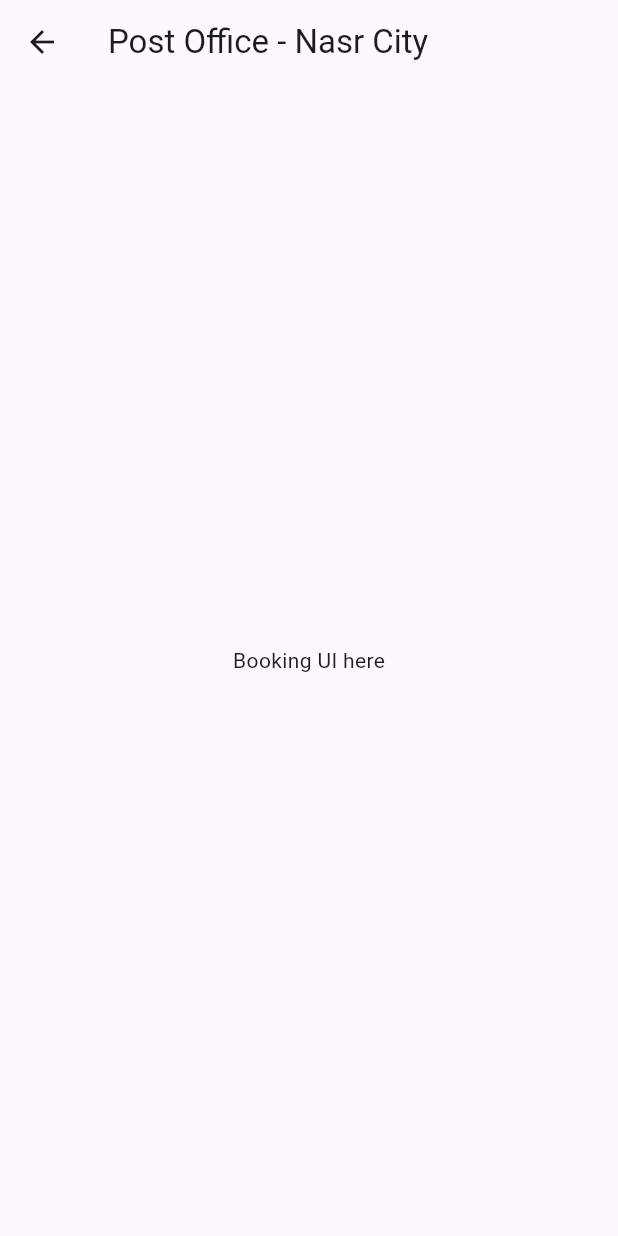
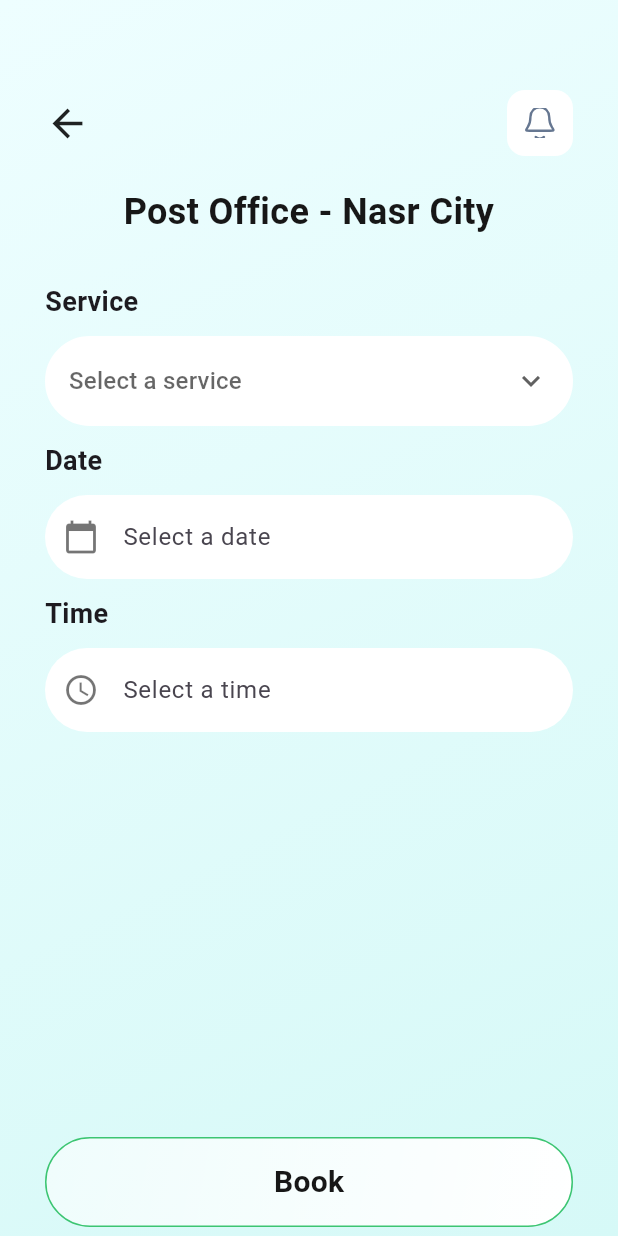
Before and after one commit to Yousef-Ashraf01/smart_queue, a Flutter app: the BranchBookingScreen screen opened directly with sample values from the repository, on a phone screen of 412 x 824 dp. Run offline on Flutter 3.47's test engine with Material 3 defaults, Android fonts, the phone set to English and light mode, and no system bars; our stand-ins replace another_flushbar, flutter_map, flutter_svg, geolocator, latlong2.

Commit message:
Complete Branch Booking Screen UI - Add SnackBar in Core for using throughout the application

```diff
--- /dev/null
+++ b/lib/core/widgets/app_top_bar.dart
@@ -0,0 +1,14 @@
+import 'package:flutter/material.dart';
+import 'package:smart_queue/core/widgets/notification_widget.dart';
+
+class AppTopBar extends StatelessWidget {
+  const AppTopBar({super.key});
+
+  @override
+  Widget build(BuildContext context) {
+    return Row(
+      mainAxisAlignment: MainAxisAlignment.spaceBetween,
+      children: const [Icon(Icons.arrow_back, size: 30), NotificationWidget()],
+    );
+  }
+}
--- /dev/null
+++ b/lib/features/branch_booking/presentation/view/branch_booking_screen.dart
@@ -0,0 +1,174 @@
+import 'package:flutter/material.dart';
+import 'package:intl/intl.dart';
+import 'package:smart_queue/core/styling/app_styles.dart';
+import 'package:smart_queue/core/utils/snackbar_helper.dart';
+import 'package:smart_queue/core/widgets/app_top_bar.dart';
+import 'package:smart_queue/features/branch_booking/presentation/view/widgets/booking_section.dart';
+import 'package:smart_queue/features/branch_booking/presentation/view/widgets/custom_drop_down.dart';
+import 'package:smart_queue/features/branch_booking/presentation/view/widgets/custom_picker_field.dart';
+import 'package:smart_queue/features/branch_booking/presentation/view/widgets/gradient_button.dart';
+import 'package:smart_queue/features/main/main_screen.dart';
+import 'package:smart_queue/features/map/data/models/government_branch.dart';
+
+class BranchBookingScreen extends StatefulWidget {
+  final GovernmentBranch branch;
+
+  const BranchBookingScreen({super.key, required this.branch});
+
+  @override
+  State<BranchBookingScreen> createState() => _BranchBookingScreenState();
+}
+
+class _BranchBookingScreenState extends State<BranchBookingScreen> {
+  String? selectedService;
+  DateTime? selectedDate;
+  TimeOfDay? selectedTime;
+
+  final List<String> services = [
+    "Passport",
+    "Driving License",
+    "Postal Service",
+  ];
+
+  @override
+  Widget build(BuildContext context) {
+    return Scaffold(
+      body: Stack(
+        children: [
+          Container(
+            width: double.infinity,
+            decoration: const BoxDecoration(
+              gradient: LinearGradient(
+                begin: Alignment.topLeft,
+                end: Alignment.bottomRight,
+                colors: [Color(0xffEEFEFF), Color(0xffD6F9F7)],
+              ),
+            ),
+          ),
+          SingleChildScrollView(
+            padding: const EdgeInsets.symmetric(vertical: 60, horizontal: 30),
+            child: Column(
+              crossAxisAlignment: CrossAxisAlignment.stretch,
+              children: [
+                AppTopBar(),
+                const SizedBox(height: 20),
+                Text(
+                  widget.branch.name,
+                  style: AppStyle.bold24black,
+                  textAlign: TextAlign.center,
+                ),
+                const SizedBox(height: 30),
+                BookingSection(
+                  title: "Service",
+                  child: CustomDropdown(
+                    hint: "Select a service",
+                    value: selectedService,
+                    items: services,
+                    onChanged: (v) => setState(() => selectedService = v),
+                  ),
+                ),
+                BookingSection(
+                  title: "Date",
+                  child: CustomPickerField(
+                    hint: "Select a date",
+                    icon: Icons.calendar_today,
+                    valueText:
+                        selectedDate != null
+                            ? DateFormat('yyyy-MM-dd').format(selectedDate!)
+                            : null,
+                    onTap: () async {
+                      final pickedDate = await showDatePicker(
+                        context: context,
+                        initialDate: selectedDate ?? DateTime.now(),
+                        firstDate: DateTime.now(),
+                        lastDate: DateTime.now().add(const Duration(days: 365)),
+                        builder: (context, child) {
+                          return Theme(
+                            data: Theme.of(context).copyWith(
+                              colorScheme: const ColorScheme.light(
+                                primary: Color(0xff3CC572),
+                                onPrimary: Colors.white,
+                                onSurface: Colors.black87,
+                              ),
+                              textButtonTheme: TextButtonThemeData(
+                                style: TextButton.styleFrom(
+                                  foregroundColor: Color(0xff3CC572),
+                                ),
+                              ),
+                            ),
+                            child: child!,
+                          );
+                        },
+                      );
+                      if (pickedDate != null) {
+                        setState(() => selectedDate = pickedDate);
+                      }
+                    },
+                  ),
+                ),
+                BookingSection(
+                  title: "Time",
+                  child: CustomPickerField(
+                    hint: "Select a time",
+                    icon: Icons.access_time,
+                    valueText: selectedTime?.format(context),
+                    onTap: () async {
+                      final pickedTime = await showTimePicker(
+                        context: context,
+                        initialTime: selectedTime ?? TimeOfDay.now(),
+                        builder: (context, child) {
+                          return Theme(
+                            data: Theme.of(context).copyWith(
+                              colorScheme: const ColorScheme.light(
+                                primary: Color(0xff3CC572),
+                                onPrimary: Colors.white,
+                                onSurface: Colors.black87,
+                              ),
+                              timePickerTheme: const TimePickerThemeData(
+                                hourMinuteShape: RoundedRectangleBorder(
+                                  borderRadius: BorderRadius.all(
+                                    Radius.circular(15),
+                                  ),
+                                ),
+                                dayPeriodTextColor: Colors.black87,
+                              ),
+                            ),
+                            child: child!,
+                          );
+                        },
+                      );
+                      if (pickedTime != null) {
+                        setState(() => selectedTime = pickedTime);
+                      }
+                    },
+                  ),
+                ),
+                const SizedBox(height: 260),
+                GradientButton(
+                  text: "Book",
+                  onTap: () {
+                    if (selectedService == null ||
+                        selectedDate == null ||
+                        selectedTime == null) {
+                      SnackbarHelper.showSnackbar(
+                        context: context,
+                        title: "Error",
+                        message: "Please fill all fields!",
+                        type: "error",
+                      );
+                      return;
+                    }
+                    Navigator.pushReplacement(
+                      context,
+                      MaterialPageRoute(builder: (context) => MainScreen()),
+                    );
+                  },
+                ),
+              ],
+            ),
+          ),
+        ],
+      ),
+    );
+  }
+}
--- /dev/null
+++ b/lib/features/branch_booking/presentation/view/widgets/booking_section.dart
@@ -0,0 +1,24 @@
+import 'package:flutter/material.dart';
+
+class BookingSection extends StatelessWidget {
+  final String title;
+  final Widget child;
+
+  const BookingSection({super.key, required this.title, required this.child});
+
+  @override
+  Widget build(BuildContext context) {
+    return Column(
+      crossAxisAlignment: CrossAxisAlignment.start,
+      children: [
+        Text(
+          title,
+          style: const TextStyle(fontSize: 18, fontWeight: FontWeight.bold),
+        ),
+        const SizedBox(height: 10),
+        child,
+        const SizedBox(height: 10),
+      ],
+    );
+  }
+}
--- /dev/null
+++ b/lib/features/branch_booking/presentation/view/widgets/custom_drop_down.dart
@@ -0,0 +1,41 @@
+import 'package:flutter/material.dart';
+import 'package:smart_queue/core/styling/app_colors.dart';
+
+class CustomDropdown extends StatelessWidget {
+  final String? value;
+  final List<String> items;
+  final String hint;
+  final void Function(String?) onChanged;
+
+  const CustomDropdown({
+    super.key,
+    required this.value,
+    required this.items,
+    required this.hint,
+    required this.onChanged,
+  });
+
+  @override
+  Widget build(BuildContext context) {
+    return Container(
+      padding: const EdgeInsets.symmetric(horizontal: 15, vertical: 5),
+      decoration: BoxDecoration(
+        color: Colors.white,
+        borderRadius: BorderRadius.circular(50),
+        border: Border.all(color: AppColors.whiteColor),
+      ),
+      child: DropdownButton<String>(
+        icon: Icon(Icons.keyboard_arrow_down_sharp),
+        isExpanded: true,
+        underline: const SizedBox(),
+        hint: Text(hint),
+        value: value,
+        items:
+            items
+                .map((item) => DropdownMenuItem(value: item, child: Text(item)))
+                .toList(),
+        onChanged: onChanged,
+      ),
+    );
+  }
+}
--- /dev/null
+++ b/lib/features/branch_booking/presentation/view/widgets/custom_picker_field.dart
@@ -0,0 +1,39 @@
+import 'package:flutter/material.dart';
+
+class CustomPickerField extends StatelessWidget {
+  final String hint;
+  final IconData icon;
+  final String? valueText;
+  final VoidCallback onTap;
+
+  const CustomPickerField({
+    super.key,
+    required this.hint,
+    required this.icon,
+    required this.valueText,
+    required this.onTap,
+  });
+
+  @override
+  Widget build(BuildContext context) {
+    return TextField(
+      readOnly: true,
+      controller: TextEditingController(text: valueText ?? ''),
+      decoration: InputDecoration(
+        hintText: hint,
+        prefixIcon: Icon(icon, color: Colors.black54),
+        filled: true,
+        fillColor: Colors.white,
+        border: OutlineInputBorder(
+          borderRadius: BorderRadius.circular(50),
+          borderSide: BorderSide.none,
+        ),
+        focusedBorder: OutlineInputBorder(
+          borderRadius: BorderRadius.circular(50),
+          borderSide: const BorderSide(color: Color(0xff3CC572)),
+        ),
+      ),
+      onTap: onTap,
+    );
+  }
+}
--- /dev/null
+++ b/lib/features/branch_booking/presentation/view/widgets/gradient_button.dart
@@ -0,0 +1,33 @@
+import 'package:flutter/material.dart';
+import 'package:smart_queue/core/styling/app_styles.dart';
+
+class GradientButton extends StatelessWidget {
+  final String text;
+  final VoidCallback onTap;
+
+  const GradientButton({super.key, required this.text, required this.onTap});
+
+  @override
+  Widget build(BuildContext context) {
+    return Container(
+      height: 60,
+      decoration: BoxDecoration(
+        borderRadius: BorderRadius.circular(30),
+        gradient: const LinearGradient(
+          colors: [Color(0x91FFFFFF), Color(0xFFFFFFFF)],
+          begin: Alignment.topLeft,
+          end: Alignment.bottomRight,
+        ),
+        border: Border.all(color: Color(0xff3CC572)),
+      ),
+      child: Material(
+        color: Colors.transparent,
+        child: InkWell(
+          borderRadius: BorderRadius.circular(30),
+          onTap: onTap,
+          child: Center(child: Text(text, style: AppStyle.bold20black)),
+        ),
+      ),
+    );
+  }
+}
--- a/lib/features/map/presentation/view/map_screen.dart
+++ b/lib/features/map/presentation/view/map_screen.dart
@@ -30,6 +30,28 @@ class _MapScreenState extends State<MapScreen> {
 
   Future<void> _getUserLocation() async {
     try {
+      LocationPermission permission = await Geolocator.checkPermission();
+
+      if (permission == LocationPermission.denied) {
+        permission = await Geolocator.requestPermission();
+        if (permission == LocationPermission.denied) {
+          setState(() {
+            error = "Location permission denied by user.";
+            isLoading = false;
+          });
+          return;
+        }
+      }
+
+      if (permission == LocationPermission.deniedForever) {
+        setState(() {
+          error =
+              "Location permission denied permanently. Please enable it from settings.";
+          isLoading = false;
+        });
+        return;
+      }
+
       final position = await Geolocator.getCurrentPosition(
         desiredAccuracy: LocationAccuracy.high,
       );
@@ -95,17 +117,3 @@ class _MapScreenState extends State<MapScreen> {
     );
   }
 }
-
-class BranchBookingScreen extends StatelessWidget {
-  final GovernmentBranch branch;
-
-  const BranchBookingScreen({super.key, required this.branch});
-
-  @override
-  Widget build(BuildContext context) {
-    return Scaffold(
-      appBar: AppBar(title: Text(branch.name)),
-      body: const Center(child: Text('Booking UI here')),
-    );
-  }
-}
--- a/lib/features/map/presentation/view/widgets/branch_list_tile.dart
+++ b/lib/features/map/presentation/view/widgets/branch_list_tile.dart
@@ -1,6 +1,6 @@
 import 'package:flutter/material.dart';
+import 'package:smart_queue/features/branch_booking/presentation/view/branch_booking_screen.dart';
 import 'package:smart_queue/features/map/data/models/government_branch.dart';
-import 'package:smart_queue/features/map/presentation/view/map_screen.dart';
 
 class BranchListTile extends StatelessWidget {
   final GovernmentBranch branch;
--- a/lib/features/map/presentation/view/widgets/branches_bottom_sheet.dart
+++ b/lib/features/map/presentation/view/widgets/branches_bottom_sheet.dart
@@ -38,7 +38,10 @@ class BranchesBottomSheet extends StatelessWidget {
               ),
             ),
             const SizedBox(height: 16),
-            Text('Nearby Branches', style: AppStyle.bold18black),
+            Text(
+              'Nearby Branches',
+              style: AppStyle.bold16black.copyWith(fontSize: 18),
+            ),
             const Text(
               'Choose the nearest branch',
               style: TextStyle(color: AppColors.greyColor),
--- a/pubspec.yaml
+++ b/pubspec.yaml
@@ -38,6 +38,7 @@ dependencies:
   flutter_map: ^8.2.2
   latlong2: ^0.9.1
   geolocator: ^14.0.2
+  another_flushbar: ^1.12.32
 
 dev_dependencies:
   flutter_test:
```
Also changed, not shown: lib/core/utils/snackbar_helper.dart (added, +44 -0 lines), pubspec.lock.
